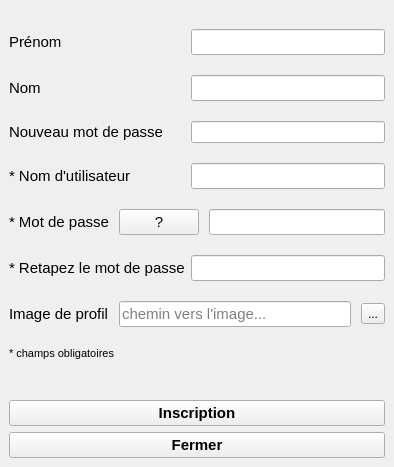
This is User/viewInscription.ui in edri/ProjetChat2015 as Qt 5 draws it before an edit. The edited form follows.
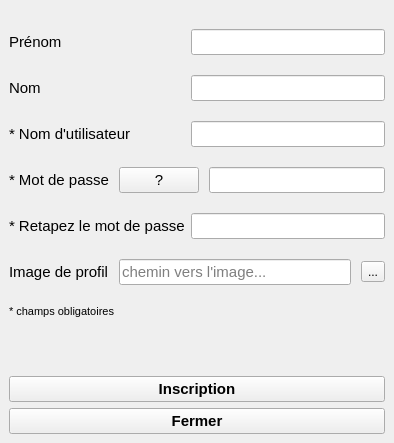
This is the edited form. Icons and pictures are not drawn.

Commit message: Transformation edition compte -> consultation + peaufinage interface

Patch:
```diff
--- a/User/viewInscription.ui
+++ b/User/viewInscription.ui
@@ -7,7 +7,7 @@
     <x>0</x>
     <y>0</y>
     <width>394</width>
-    <height>429</height>
+    <height>443</height>
    </rect>
   </property>
   <property name="windowTitle">
@@ -79,21 +79,6 @@
        </widget>
       </item>
       <item row="3" column="0">
-       <widget class="QLabel" name="lbl_newPassword">
-        <property name="font">
-         <font>
-          <pointsize>11</pointsize>
-         </font>
-        </property>
-        <property name="text">
-         <string>Nouveau mot de passe</string>
-        </property>
-       </widget>
-      </item>
-      <item row="3" column="1">
-       <widget class="QLineEdit" name="ldt_newPassword"/>
-      </item>
-      <item row="4" column="0">
        <widget class="QLabel" name="lbl_userName">
         <property name="font">
          <font>
@@ -105,7 +90,7 @@
         </property>
        </widget>
       </item>
-      <item row="4" column="1">
+      <item row="3" column="1">
        <widget class="QLineEdit" name="ldt_userName">
         <property name="font">
          <font>
@@ -117,7 +102,7 @@
         </property>
        </widget>
       </item>
-      <item row="5" column="0" colspan="2">
+      <item row="4" column="0" colspan="2">
        <layout class="QHBoxLayout" name="horizontalLayout">
         <property name="spacing">
          <number>10</number>
@@ -178,7 +163,7 @@
         </item>
        </layout>
       </item>
-      <item row="6" column="0">
+      <item row="5" column="0">
        <widget class="QLabel" name="lbl_passwordConf">
         <property name="font">
          <font>
@@ -190,7 +175,7 @@
         </property>
        </widget>
       </item>
-      <item row="6" column="1">
+      <item row="5" column="1">
        <widget class="QLineEdit" name="ldt_passwordConf">
         <property name="font">
          <font>
@@ -205,7 +190,7 @@
         </property>
        </widget>
       </item>
-      <item row="7" column="0" colspan="2">
+      <item row="6" column="0" colspan="2">
        <layout class="QHBoxLayout" name="horizontalLayout_3">
         <property name="spacing">
          <number>10</number>
@@ -246,7 +231,7 @@
         </item>
        </layout>
       </item>
-      <item row="8" column="0" colspan="2">
+      <item row="7" column="0" colspan="2">
        <widget class="QLabel" name="lbl_mendatory">
         <property name="font">
          <font>
@@ -258,7 +243,7 @@
         </property>
        </widget>
       </item>
-      <item row="9" column="0" colspan="2">
+      <item row="8" column="0" colspan="2">
        <widget class="QLabel" name="lbl_info">
         <property name="font">
          <font>
```
Left out of the diff: 2 changed lines with no effect on the pictures. The commit also changes 2 other files.
